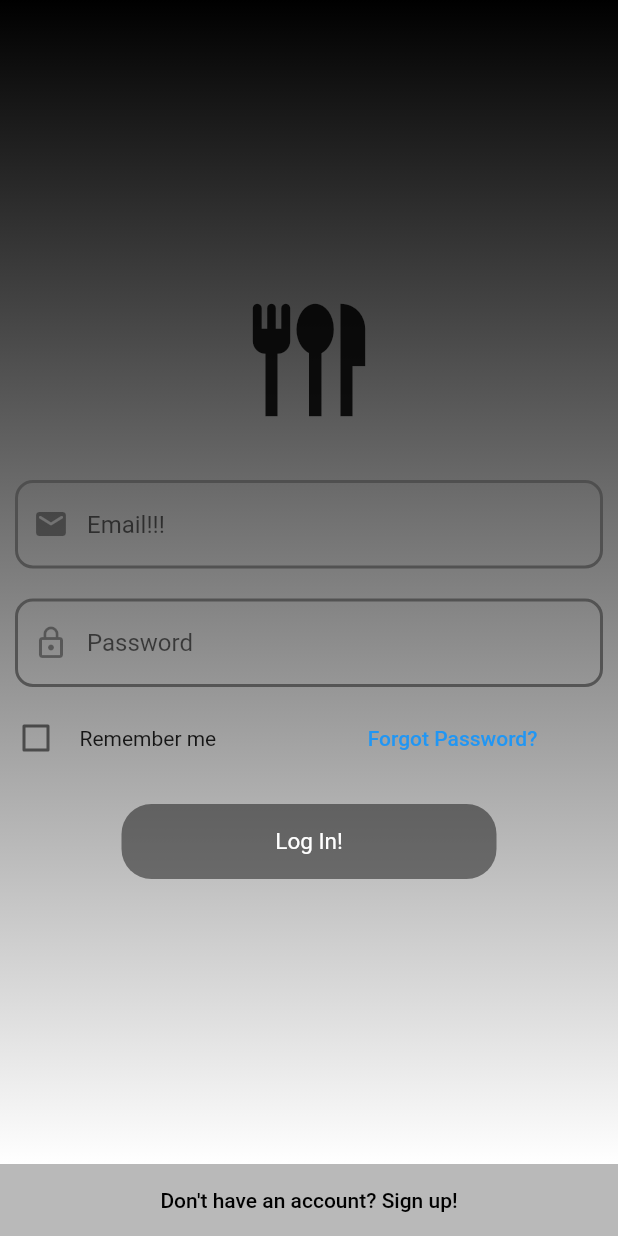
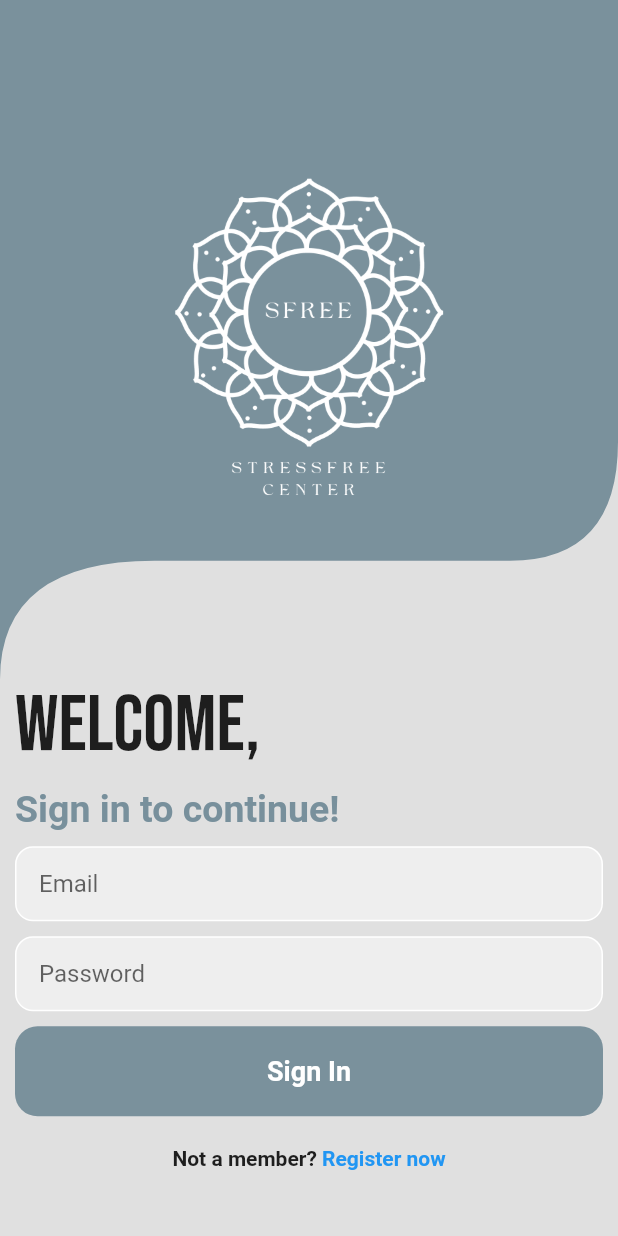
Before and after one commit to gideonokoroafor/SFree, a Flutter app: the screen it shows after launch, after a tap on "Get Started", on a phone screen of 412 x 824 dp. Run offline on Flutter 3.47's test engine with Material 2 defaults, Android fonts, the phone set to English and light mode, and no system bars; our stand-ins replace firebase_core, flutter_signin_button, google_fonts; accounts and stored records are empty.

Commit message:
updated files

```diff
--- /dev/null
+++ b/lib/utils/curve_clippers.dart
@@ -0,0 +1,29 @@
+import 'package:flutter/material.dart';
+
+class CurveClipper extends CustomClipper<Path> {
+  @override
+  Path getClip(Size size) {
+    Path path = Path();
+    path.lineTo(0, size.height);
+    Offset curvePoint1 = Offset(0, size.height * 0.825);
+    Offset centerPoint = Offset(size.width * 0.25, size.height * 0.825);
+    path.quadraticBezierTo(
+        curvePoint1.dx, curvePoint1.dy, centerPoint.dx, centerPoint.dy);
+
+    path.lineTo(size.width * 0.825, size.height * 0.825);
+
+    Offset curvePoint2 = Offset(size.width, size.height * 0.825);
+    Offset endPoint = Offset(size.width, size.height * 0.650);
+    path.quadraticBezierTo(
+        curvePoint2.dx, curvePoint2.dy, endPoint.dx, endPoint.dy);
+
+    path.lineTo(size.width, 0);
+    path.close();
+    return path;
+  }
+
+  @override
+  bool shouldReclip(CustomClipper<Path> oldClipper) {
+    return false;
+  }
+}
--- a/lib/utils/mybuttons.dart
+++ b/lib/utils/mybuttons.dart
@@ -7,13 +7,13 @@ class MyButton extends StatelessWidget {
   final double height;
   final Color color;
 
-  const MyButton({Key? key,
-    required this.label,
-    required this.onTap,
-    required this.height,
-    required this.width,
-    required this.color
-  })
+  const MyButton(
+      {Key? key,
+      required this.label,
+      required this.onTap,
+      required this.height,
+      required this.width,
+      required this.color})
       : super(key: key);
 
   @override
@@ -25,12 +25,14 @@ class MyButton extends StatelessWidget {
         height: height,
         alignment: Alignment.center,
         decoration: BoxDecoration(
-          borderRadius: BorderRadius.circular(20),
+          borderRadius: BorderRadius.circular(15),
           color: color,
         ),
         child: Text(
           label,
-          style: TextStyle(fontSize: 15.0, color: Colors.white),
+          style: const TextStyle(fontSize: 18,
+                            fontWeight: FontWeight.bold,
+                            color: Colors.white),
         ),
       ),
     );
--- /dev/null
+++ b/lib/views/login_page.dart
@@ -0,0 +1,181 @@
+// ignore_for_file: prefer_const_literals_to_create_immutables, prefer_const_constructors, implementation_imports, unnecessary_import
+
+import 'package:flutter/material.dart';
+import 'package:flutter/src/foundation/key.dart';
+import 'package:flutter/src/widgets/framework.dart';
+import 'package:google_fonts/google_fonts.dart';
+import 'package:sfree/views/home_page.dart';
+
+import '../utils/curve_clippers.dart';
+import '../utils/mybuttons.dart';
+
+class LoginPage extends StatefulWidget {
+  const LoginPage({Key? key}) : super(key: key);
+
+  @override
+  State<LoginPage> createState() => _LoginPageState();
+}
+
+class _LoginPageState extends State<LoginPage> {
+  @override
+  Widget build(BuildContext context) {
+    // Size size = MediaQuery.of(context).size;
+
+    return Scaffold(
+      backgroundColor: Colors.grey[300],
+      body: SingleChildScrollView(
+        child: Stack(
+          alignment: Alignment.topCenter,
+          children: [
+            Column(
+                crossAxisAlignment: CrossAxisAlignment.start,
+                // mainAxisAlignment: MainAxisAlignment.center,
+                children: [
+                  _backgroundImage(),
+                  SizedBox(
+                    height: 0,
+                  ),
+                  Padding(
+                    padding: const EdgeInsets.symmetric(horizontal: 10.0),
+                    child: Text(
+                      'Welcome,',
+                      style: GoogleFonts.bebasNeue(
+                        fontSize: 52,
+                        // fontWeight: FontWeight.bold
+                      ),
+                      // style: TextStyle(fontSize: 36, fontWeight: FontWeight.bold),
+                      textAlign: TextAlign.left,
+                    ),
+                  ),
+                  SizedBox(
+                    height: 10,
+                  ),
+                  Padding(
+                    padding: const EdgeInsets.symmetric(horizontal: 10.0),
+                    child: Text(
+                      'Sign in to continue!',
+                      style: TextStyle(
+                        fontSize: 25,
+                        fontWeight: FontWeight.bold,
+                        color: Colors.blueGrey.shade400
+                      ),
+                    ),
+                  ),
+                  SizedBox(
+                    height: 10,
+                  ),
+                  _inputEmail(),
+                  SizedBox(
+                    height: 10,
+                  ),
+                  _inputPassword(),
+                  SizedBox(
+                    height: 10,
+                  ),
+                  _logInButton(context),
+                  SizedBox(
+                    height: 20,
+                  ),
+                  _signUpButton(context)
+                ]),
+          ],
+        ),
+      ),
+    );
+  }
+
+  _inputEmail() {
+    return Padding(
+      padding: const EdgeInsets.symmetric(horizontal: 10.0),
+      child: Container(
+        decoration: BoxDecoration(
+          color: Colors.grey[200],
+          border: Border.all(color: Colors.white),
+          borderRadius: BorderRadius.circular(12),
+        ),
+        child: Padding(
+          padding: const EdgeInsets.only(left: 15.0),
+          child: TextField(
+              decoration:
+                  InputDecoration(
+                    border: InputBorder.none,
+                    hintText: 'Email')),
+        ),
+      ),
+    );
+  }
+
+  _inputPassword() {
+    return Padding(
+      padding: const EdgeInsets.symmetric(horizontal: 10.0),
+      child: Container(
+        decoration: BoxDecoration(
+          color: Colors.grey[200],
+          border: Border.all(color: Colors.white),
+          borderRadius: BorderRadius.circular(12),
+        ),
+        child: Padding(
+          padding: const EdgeInsets.only(left: 15.0),
+          child: TextField(
+              obscureText: true,
+              decoration: InputDecoration(
+                  border: InputBorder.none, hintText: 'Password')),
+        ),
+      ),
+    );
+  }
+
+  _logInButton(context) {
+    return Padding(
+      padding: const EdgeInsets.symmetric(horizontal: 10.0),
+      child: MyButton(
+          label: 'Sign In',
+          onTap: () {
+            Navigator.of(context)
+                .push(MaterialPageRoute(builder: (BuildContext context) {
+              return const HomePage();
+            }));
+          },
+          height: 60,
+          width: 400,
+          color: Colors.blueGrey.withOpacity(0.8)),
+    );
+  }
+
+  _signUpButton(context) {
+    return Row(mainAxisAlignment: MainAxisAlignment.center, children: [
+      Text(
+        'Not a member? ',
+        style: TextStyle(fontWeight: FontWeight.bold),
+      ),
+      Text(
+        'Register now',
+        style: TextStyle(fontWeight: FontWeight.bold, color: Colors.blue),
+      ),
+    ]);
+  }
+
+  _backgroundImage(){
+    Size size = MediaQuery.of(context).size;
+    const double appPadding = 20.0;
+    return ClipPath(
+      clipper: CurveClipper(),
+      child: Container(
+        height: size.height * 0.55,
+        width: size.width,
+        color: Colors.blueGrey.withOpacity(0.8),
+        child: Padding(
+          padding: const EdgeInsets.symmetric(
+              horizontal: appPadding / 2, vertical: appPadding * 3),
+          child: Center(
+            child: Image(
+              image: AssetImage('assets/images/sfree3.png'),
+              fit: BoxFit.cover,
+            ),
+          ),
+        ),
+      ),
+    );
+  }
+
+}
--- a/lib/views/welcome.dart
+++ b/lib/views/welcome.dart
@@ -1,6 +1,7 @@
 import 'package:flutter/cupertino.dart';
 import 'package:flutter/material.dart';
 import 'package:sfree/utils/mybuttons.dart';
+import 'package:sfree/views/login_page.dart';
 import 'package:sfree/views/user_login.dart';
 
 class Welcome extends StatelessWidget {
@@ -103,7 +104,7 @@ class Welcome extends StatelessWidget {
         onTap: () {
           Navigator.of(context)
               .push(MaterialPageRoute(builder: (BuildContext context) {
-            return const UserLogin();
+            return const LoginPage();
           }));
         },
         height: 60,
```
Also changed, not shown: assets/images/Sfree-2.png (added), assets/images/sfree.png (added), assets/images/sfree1.png (added), assets/images/sfree2.png (added), assets/images/sfree3.png (added), pubspec.lock, 1 other file.
